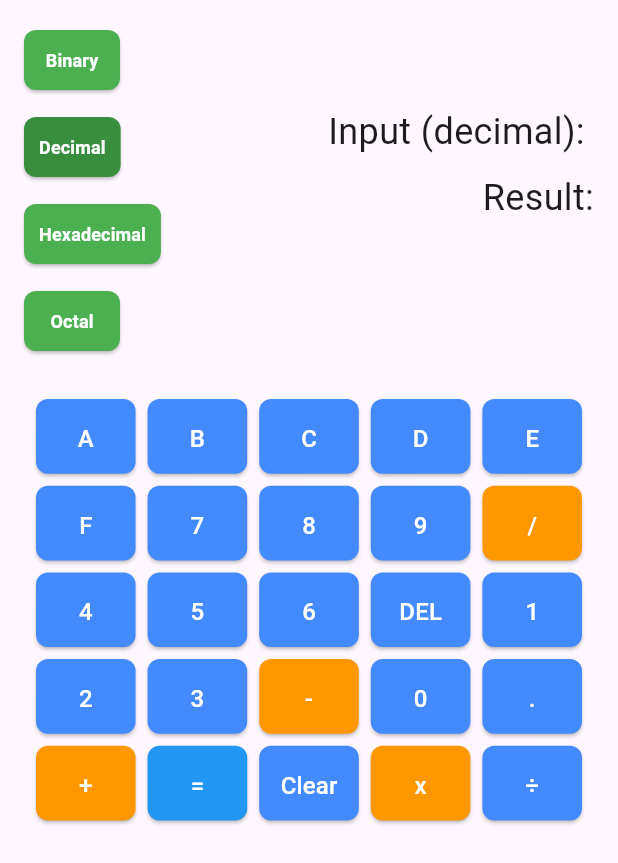
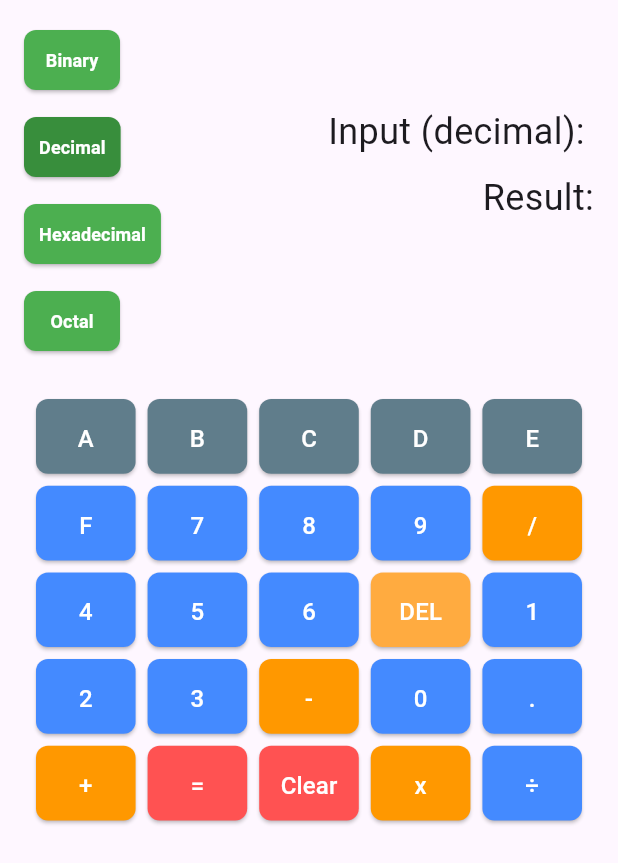
Before and after one commit to PTD-269/android-calculator, a Flutter app: the ProgrammerCalculatorUI widget shown alone on an empty page, opened directly, on a phone screen of 412 x 824 dp. Shown: the top 863 px of the screen. Run offline on Flutter 3.47's test engine with Material 3 defaults, Android fonts, the phone set to English and light mode, and no system bars.

Commit message:
change color button stld

```diff
--- a/lib/ProgrammerCalc/ProgrammerCalculatorUI.dart
+++ b/lib/ProgrammerCalc/ProgrammerCalculatorUI.dart
@@ -17,11 +17,14 @@ class _ProgrammerCalculatorUIState extends State<ProgrammerCalculatorUI> {
   void _appendToInput(String value) {
     setState(() {
       if (value == 'Clear') {
-        _input = '';
+        _clear();
       } else if (value == 'DEL') {
         if (_input.isNotEmpty) {
           _input = _input.substring(0, _input.length - 1);
         }
+      } else if (value == "C") {
+        _input += value;
+
       } else {
         _input += value;
       }
@@ -74,8 +77,6 @@ class _ProgrammerCalculatorUIState extends State<ProgrammerCalculatorUI> {
   void _onButtonPressed(String value) {
     if (value == '=') {
       _calculateResult();
-    } else if (value == 'C') {
-      _clear();
     } else {
       _appendToInput(value);
     }
--- a/lib/Widgets/ProgrammerKeyboard.dart
+++ b/lib/Widgets/ProgrammerKeyboard.dart
@@ -20,13 +20,13 @@ class ProgrammerKeyboard extends StatelessWidget {
 
   Color getButtonColor(String button) {
     final Map<String, Color> buttonColors = {
-      "A": Colors.blueAccent,
-      "B": Colors.blueAccent,
-      "C": Colors.blueAccent,
-      "D": Colors.blueAccent,
-      "E": Colors.blueAccent,
+      "A": Colors.blueGrey,
+      "B": Colors.blueGrey,
+      "C": Colors.blueGrey,
+      "D": Colors.blueGrey,
+      "E": Colors.blueGrey,
       "CE": Colors.orange,
-      "=": Colors.blue,
+      "=": Colors.redAccent,
       "/": Colors.orange,
       "x": Colors.orange,
       "-": Colors.orange,
@@ -35,6 +35,8 @@ class ProgrammerKeyboard extends StatelessWidget {
       "<<": Colors.grey,
       ">>": Colors.grey,
       "+/-": Colors.grey,
+      "DEL":Colors.orangeAccent,
+      "Clear":Colors.redAccent
     };
 
     return buttonColors[button] ?? Colors.blueAccent;
```
